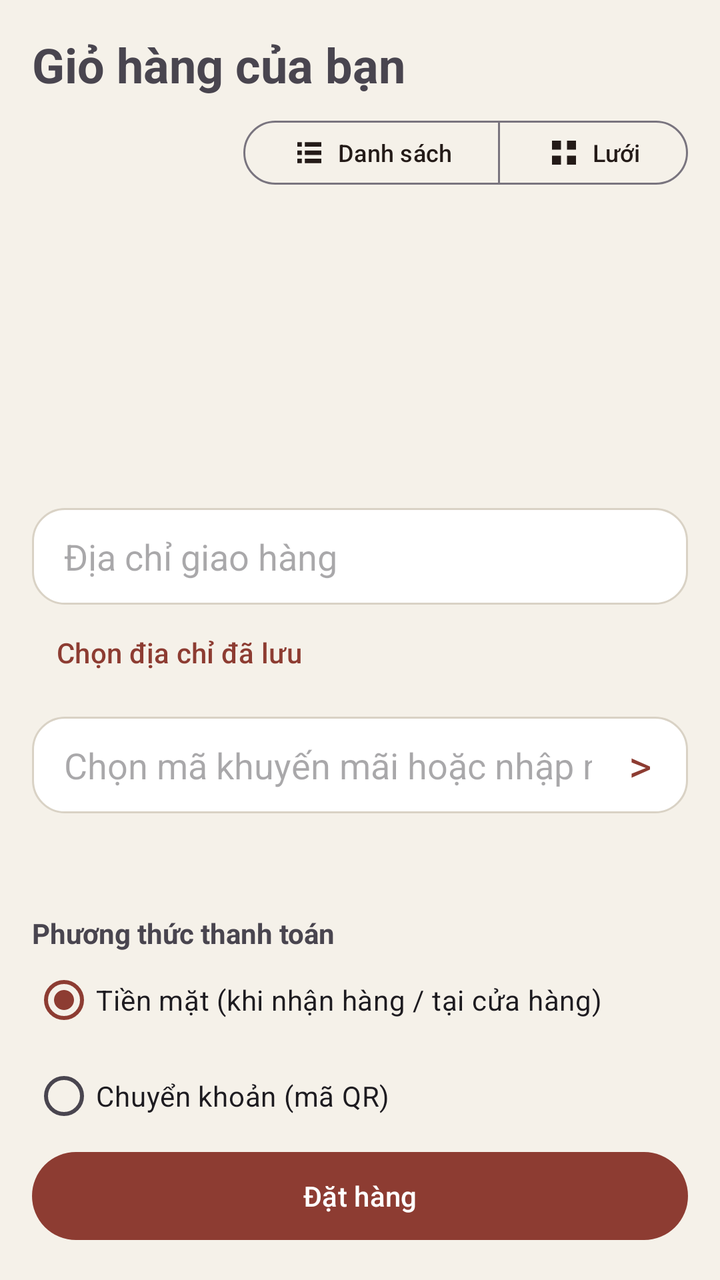
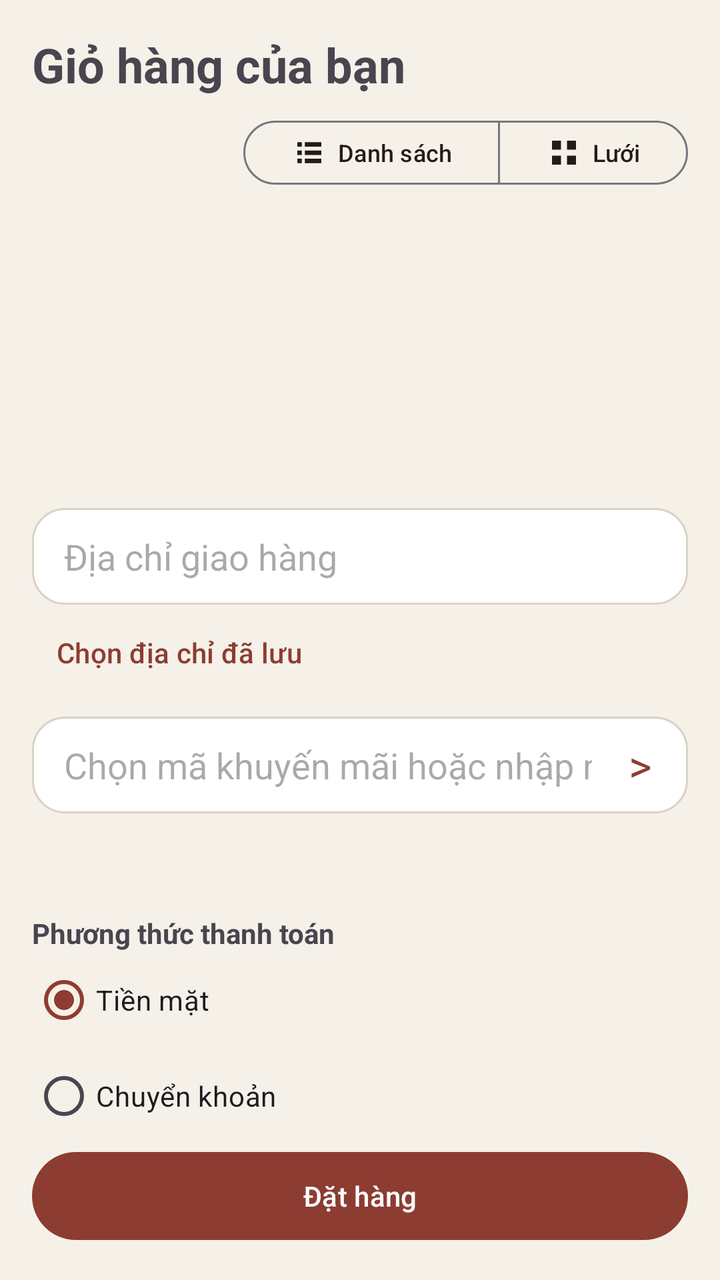

Before-and-after screenshots of an Android layout around one commit, followed by the original layout XML and the change that was made.
<!-- AndroidManifest.xml: application theme Theme.Salon -->
<!-- res/layout/fragment_cart.xml -->
<?xml version="1.0" encoding="utf-8"?>
<LinearLayout xmlns:android="http://schemas.android.com/apk/res/android" android:layout_width="match_parent" android:layout_height="match_parent" android:orientation="vertical" android:padding="16dp">
    <TextView android:layout_width="wrap_content" android:layout_height="wrap_content" android:text="Giỏ hàng của bạn" android:textSize="24sp" android:textStyle="bold"/>
    <include layout="@layout/view_mode_toggle" />
    <androidx.recyclerview.widget.RecyclerView android:id="@+id/rvCart" android:layout_width="match_parent" android:layout_height="0dp" android:layout_weight="1" android:clipToPadding="false" />
    <EditText android:id="@+id/etAddress" android:background="@drawable/bg_field" android:layout_width="match_parent" android:layout_height="wrap_content" android:hint="Địa chỉ giao hàng" android:inputType="textPostalAddress"/>
    <Button android:id="@+id/btnPick" style="@style/Widget.Material3.Button.TextButton" android:layout_width="wrap_content" android:layout_height="wrap_content" android:text="Chọn địa chỉ đã lưu"/>
    <FrameLayout android:id="@+id/promoFieldContainer" android:layout_width="match_parent" android:layout_height="wrap_content" android:layout_marginTop="8dp">
            <EditText android:id="@+id/etPromo" android:background="@drawable/bg_field" android:paddingEnd="48dp" android:layout_width="match_parent" android:layout_height="wrap_content" android:hint="Chọn mã khuyến mãi hoặc nhập mã (không bắt buộc)" android:inputType="textCapCharacters" android:singleLine="true"/>
            <TextView android:id="@+id/tvPromoArrow" android:layout_width="48dp" android:layout_height="match_parent" android:layout_gravity="end|center_vertical" android:gravity="center" android:text="&gt;" android:textSize="22sp" android:textColor="?attr/colorPrimary" android:clickable="true" android:focusable="true" android:contentDescription="Hiện mã khuyến mãi"/>
    </FrameLayout>
    <TextView android:id="@+id/tvTotal" android:layout_width="match_parent" android:layout_height="wrap_content" android:textSize="18sp" android:textStyle="bold" android:padding="8dp"/>
    <TextView android:layout_width="wrap_content" android:layout_height="wrap_content" android:text="Phương thức thanh toán" android:textStyle="bold" android:layout_marginTop="10dp"/>
    <RadioGroup android:id="@+id/rgPay" android:layout_width="match_parent" android:layout_height="wrap_content">
        <RadioButton android:id="@+id/rbCash" android:checked="true" android:layout_width="match_parent" android:layout_height="wrap_content" android:text="Tiền mặt (khi nhận hàng / tại cửa hàng)"/>
        <RadioButton android:id="@+id/rbBank" android:layout_width="match_parent" android:layout_height="wrap_content" android:text="Chuyển khoản (mã QR)"/>
    </RadioGroup>
    <Button android:id="@+id/btnOrder" android:layout_width="match_parent" android:layout_height="wrap_content" android:text="Đặt hàng"/>
</LinearLayout>
<!-- res/layout/view_mode_toggle.xml (included above) -->
<?xml version="1.0" encoding="utf-8"?>
<com.google.android.material.button.MaterialButtonToggleGroup xmlns:android="http://schemas.android.com/apk/res/android" xmlns:app="http://schemas.android.com/apk/res-auto"
    android:id="@+id/viewModeToggle" android:layout_width="wrap_content" android:layout_height="wrap_content" android:layout_gravity="end"
    android:layout_marginTop="8dp" android:layout_marginBottom="4dp" app:singleSelection="true" app:selectionRequired="true">
    <com.google.android.material.button.MaterialButton android:id="@+id/btnViewList" style="@style/Widget.Material3.Button.OutlinedButton" android:layout_width="wrap_content" android:layout_height="40dp" android:text="Danh sách" android:textSize="12sp" app:icon="@drawable/ic_view_list" app:iconPadding="5dp" app:iconGravity="textStart" />
    <com.google.android.material.button.MaterialButton android:id="@+id/btnViewGrid" style="@style/Widget.Material3.Button.OutlinedButton" android:layout_width="wrap_content" android:layout_height="40dp" android:text="Lưới" android:textSize="12sp" app:icon="@drawable/ic_view_grid" app:iconPadding="5dp" app:iconGravity="textStart" />
</com.google.android.material.button.MaterialButtonToggleGroup>
<!-- resources referenced by this layout -->
<resources>
  <!-- drawable bg_field (drawable) -->
  <shape xmlns:android="http://schemas.android.com/apk/res/android" android:shape="rectangle">
      <solid android:color="#FFFFFF"/><stroke android:width="1dp" android:color="#D9D2C5"/><corners android:radius="16dp"/>
      <padding android:left="16dp" android:right="16dp" android:top="12dp" android:bottom="12dp"/>
  </shape>
  <!-- drawable ic_view_grid (drawable) -->
  <vector xmlns:android="http://schemas.android.com/apk/res/android" android:width="20dp" android:height="20dp" android:viewportWidth="24" android:viewportHeight="24">
      <path android:fillColor="#FF000000" android:pathData="M4,4H10V10H4ZM14,4H20V10H14ZM4,14H10V20H4ZM14,14H20V20H14Z" />
  </vector>
  <!-- drawable ic_view_list (drawable) -->
  <vector xmlns:android="http://schemas.android.com/apk/res/android" android:width="20dp" android:height="20dp" android:viewportWidth="24" android:viewportHeight="24">
      <path android:fillColor="#FF000000" android:pathData="M4,5H7V8H4ZM9,5H20V8H9ZM4,10.5H7V13.5H4ZM9,10.5H20V13.5H9ZM4,16H7V19H4ZM9,16H20V19H9Z" />
  </vector>
  <style name="Theme.Salon" parent="Theme.Material3.Light.NoActionBar">
          <item name="colorPrimary">#8D3C32</item>
          <item name="colorOnPrimary">#FFFFFF</item>
          <item name="colorSecondary">#C99B4A</item>
          <item name="colorOnSecondary">#241B18</item>
          <item name="android:colorBackground">#F5F1E9</item>
          <item name="colorSurface">#FFFEFC</item>
          <item name="colorOnSurface">#241B18</item>
          <item name="android:statusBarColor">#F5F1E9</item>
          <item name="android:navigationBarColor">#FFFEFC</item>
          <item name="android:windowLightStatusBar">true</item>
          <item name="materialButtonStyle">@style/Btn</item>
          <item name="materialCardViewStyle">@style/Card</item>
          <item name="textInputStyle">@style/Field</item>
      </style>
  <style name="Btn" parent="Widget.Material3.Button">
          <item name="cornerRadius">28dp</item>
          <item name="android:minHeight">52dp</item>
          <item name="android:layout_marginTop">8dp</item>
          <item name="android:textAllCaps">false</item>
      </style>
  <style name="Card" parent="Widget.Material3.CardView.Elevated">
          <item name="cardCornerRadius">20dp</item>
          <item name="cardElevation">2dp</item>
          <item name="cardBackgroundColor">#FFFEFC</item>
      </style>
  <style name="Field" parent="Widget.Material3.TextInputLayout.OutlinedBox">
          <item name="boxCornerRadiusTopStart">14dp</item><item name="boxCornerRadiusTopEnd">14dp</item>
          <item name="boxCornerRadiusBottomStart">14dp</item><item name="boxCornerRadiusBottomEnd">14dp</item>
      </style>
</resources>

<!-- the commit's change to res/layout/fragment_cart.xml (unified diff, before → after) -->
@@ -12,8 +12,8 @@
     <TextView android:id="@+id/tvTotal" android:layout_width="match_parent" android:layout_height="wrap_content" android:textSize="18sp" android:textStyle="bold" android:padding="8dp"/>
     <TextView android:layout_width="wrap_content" android:layout_height="wrap_content" android:text="Phương thức thanh toán" android:textStyle="bold" android:layout_marginTop="10dp"/>
     <RadioGroup android:id="@+id/rgPay" android:layout_width="match_parent" android:layout_height="wrap_content">
-        <RadioButton android:id="@+id/rbCash" android:checked="true" android:layout_width="match_parent" android:layout_height="wrap_content" android:text="Tiền mặt (khi nhận hàng / tại cửa hàng)"/>
-        <RadioButton android:id="@+id/rbBank" android:layout_width="match_parent" android:layout_height="wrap_content" android:text="Chuyển khoản (mã QR)"/>
+        <RadioButton android:id="@+id/rbCash" android:checked="true" android:layout_width="match_parent" android:layout_height="wrap_content" android:text="Tiền mặt"/>
+        <RadioButton android:id="@+id/rbBank" android:layout_width="match_parent" android:layout_height="wrap_content" android:text="Chuyển khoản"/>
     </RadioGroup>
     <Button android:id="@+id/btnOrder" android:layout_width="match_parent" android:layout_height="wrap_content" android:text="Đặt hàng"/>
 </LinearLayout>
